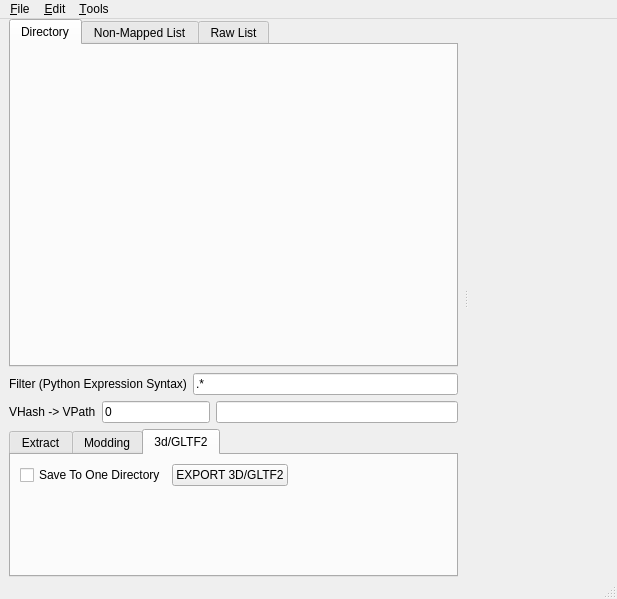
Qt form deca/gui/main_window.ui (kk49/deca) before a commit.
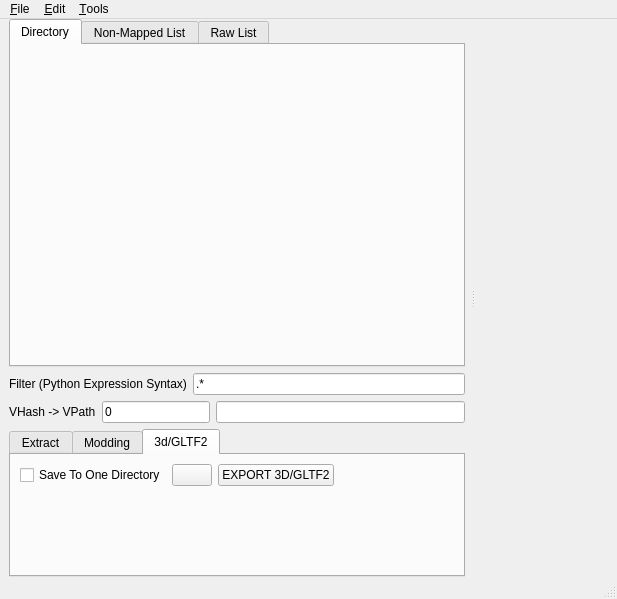
The same form after that commit. The open tabs and pages were chosen to show the change. Custom widgets are drawn as their Qt base class.

Commit message: Added folder button next to each extract button and build button to open folder in OS

The edit to the form file:
```diff
--- a/deca/gui/main_window.ui
+++ b/deca/gui/main_window.ui
@@ -311,6 +311,13 @@
             <string>3d/GLTF2</string>
            </attribute>
            <layout class="QGridLayout" name="gridLayout_2">
+            <item row="0" column="2">
+             <widget class="QPushButton" name="bt_extract_gltf_3d">
+              <property name="text">
+               <string>EXPORT 3D/GLTF2</string>
+              </property>
+             </widget>
+            </item>
             <item row="0" column="0">
              <widget class="QCheckBox" name="chkbx_export_save_to_one_dir">
               <property name="text">
@@ -331,14 +338,7 @@
               </property>
              </spacer>
             </item>
-            <item row="0" column="1">
-             <widget class="QPushButton" name="bt_extract_gltf_3d">
-              <property name="text">
-               <string>EXPORT 3D/GLTF2</string>
-              </property>
-             </widget>
-            </item>
-            <item row="0" column="2">
+            <item row="0" column="3">
              <spacer name="horizontalSpacer_3">
               <property name="orientation">
                <enum>Qt::Horizontal</enum>
@@ -351,6 +351,19 @@
               </property>
              </spacer>
             </item>
+            <item row="0" column="1">
+             <widget class="QPushButton" name="bt_extract_gltf_3d_folder_show">
+              <property name="sizePolicy">
+               <sizepolicy hsizetype="Minimum" vsizetype="Fixed">
+                <horstretch>0</horstretch>
+                <verstretch>0</verstretch>
+               </sizepolicy>
+              </property>
+              <property name="text">
+               <string/>
+              </property>
+             </widget>
+            </item>
            </layout>
           </widget>
          </widget>
```
Left out of the diff: 131 changed lines with no effect on the pictures. The commit also changes 4 other files.
